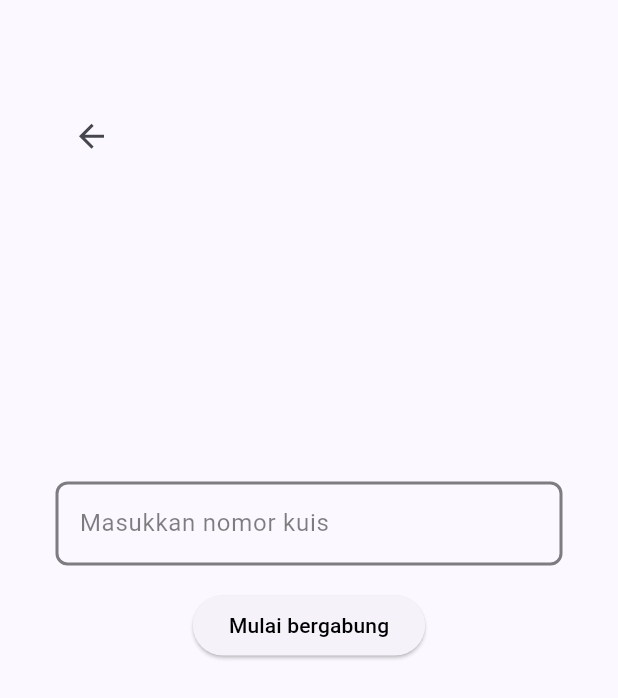
After one commit to rajul0/quiz-app, a Flutter app: the HalamanGabungKuis screen opened directly, on a phone screen of 412 x 824 dp. The commit adds this screen. Shown: the top 698 px of the screen. Run offline on Flutter 3.47's test engine with Material 3 defaults, Android fonts, the phone set to English and light mode, and no system bars; our stand-ins replace curved_navigation_bar, firebase_core, flutter_dotenv, flutter_speed_dial; accounts and stored records are empty.

Commit message:
feat: create fitur gabung dan bermain kuis

```diff
--- /dev/null
+++ b/lib/halaman/mahasiswa/halaman_kuis_mhs/halaman_gabung_kuis.dart
@@ -0,0 +1,173 @@
+import 'package:flutter/material.dart';
+import 'package:quiz_app/halaman/mahasiswa/halaman_kuis_mhs/halaman_kuis_mhs.dart';
+import 'package:quiz_app/proses/proses_kuis.dart';
+
+class HalamanGabungKuis extends StatefulWidget {
+  const HalamanGabungKuis({super.key});
+
+  @override
+  State<HalamanGabungKuis> createState() => _BerandaMahasiswaState();
+}
+
+class _BerandaMahasiswaState extends State<HalamanGabungKuis> {
+  final _formKey = GlobalKey<FormState>();
+  final _textController = TextEditingController();
+
+  String namaKuis = '';
+
+  @override
+  void dispose() {
+    _textController.dispose(); // Bersihkan controller saat widget dihancurkan
+    super.dispose();
+  }
+
+  void _gabungKuis() async {
+    if (_formKey.currentState!.validate()) {
+      // Ambil data dari TextFormField
+      final idKuis = _textController.text;
+
+      // Menampilkan dialog loading
+      showDialog(
+        context: context,
+        barrierDismissible: false, // Mencegah dialog ditutup tanpa selesai
+        builder: (context) => Center(
+          child: CircularProgressIndicator(),
+        ),
+      );
+
+      try {
+        // Proses pembuatan kuis di Firebase
+        var dataKuis = await getQuizById(idKuis);
+        print(dataKuis);
+        namaKuis = (dataKuis['nama']);
+
+        // Menutup dialog loading setelah berhasil
+        Navigator.pop(context);
+
+        // Menampilkan dialog sukses
+        showDialog(
+          context: context,
+          builder: (context) => AlertDialog(
+            title: Text('Selamat bergabung'),
+            content: Text('Nama kuis : $namaKuis'),
+            actions: [
+              TextButton(
+                onPressed: () => Navigator.pushReplacement(
+                  context,
+                  MaterialPageRoute(
+                      builder: (context) => HalamanKuisMhs(
+                            idKuis: idKuis,
+                          )),
+                ),
+                child: Text(
+                  'OK',
+                  style: TextStyle(color: Colors.black),
+                ),
+              ),
+            ],
+          ),
+        );
+      } catch (e) {
+        // Menutup dialog loading jika terjadi kesalahan
+        Navigator.pop(context);
+
+        // Menampilkan dialog error
+        showDialog(
+          context: context,
+          builder: (context) => AlertDialog(
+            title: Text('Error'),
+            content: Text('Terjadi kesalahan: $e'),
+            actions: [
+              TextButton(
+                onPressed: () => Navigator.pop(context),
+                child: Text(
+                  'Tutup',
+                  style: TextStyle(color: Colors.black),
+                ),
+              ),
+            ],
+          ),
+        );
+      }
+    }
+  }
+
+  @override
+  Widget build(BuildContext context) {
+    double screenHeight = MediaQuery.of(context).size.height;
+
+    return Scaffold(
+      body: Padding(
+          padding: EdgeInsets.symmetric(vertical: 67.0, horizontal: 37.0),
+          child: Column(
+            children: [
+              Align(
+                alignment: Alignment.topLeft,
+                child: IconButton(
+                    onPressed: () {
+                      Navigator.pop(context);
+                    },
+                    iconSize: 25.0,
+                    icon: Icon(
+                      Icons.arrow_back,
+                    )),
+              ),
+              SizedBox(
+                height: screenHeight / 4,
+              ),
+              Form(
+                key: _formKey,
+                child: Column(
+                  mainAxisAlignment: MainAxisAlignment.center,
+                  children: [
+                    TextFormField(
+                      controller: _textController,
+                      decoration: InputDecoration(
+                        labelText: 'Masukkan nomor kuis',
+                        labelStyle: TextStyle(
+                          color: Color(0xFF000000).withOpacity(0.5),
+                        ),
+                        border: OutlineInputBorder(),
+                        enabledBorder: OutlineInputBorder(
+                          borderSide: BorderSide(
+                              color: Color(0xFF000000).withOpacity(0.5),
+                              width: 2.0), // Border saat enabled
+                          borderRadius:
+                              BorderRadius.circular(8.0), // Sudut melengkung
+                        ),
+                        focusedBorder: OutlineInputBorder(
+                          borderSide: BorderSide(
+                              color: Colors.black,
+                              width: 2.0), // Border saat focused
+                          borderRadius: BorderRadius.circular(8.0),
+                        ),
+                        errorBorder: OutlineInputBorder(
+                          borderSide: BorderSide(
+                              color: Colors.red,
+                              width: 2.0), // Border saat error
+                          borderRadius: BorderRadius.circular(8.0),
+                        ),
+                      ),
+                      validator: (value) {
+                        if (value == null || value.isEmpty) {
+                          return 'Harap memasukkan nomor kuis';
+                        }
+                        return null;
+                      },
+                    ),
+                    SizedBox(height: 16.0),
+                    ElevatedButton(
+                      onPressed: _gabungKuis,
+                      child: Text(
+                        'Mulai bergabung',
+                        style: TextStyle(color: Colors.black),
+                      ),
+                    ),
+                  ],
+                ),
+              ),
+            ],
+          )),
+    );
+  }
+}
```
Also changed, not shown: lib/halaman/mahasiswa/beranda_mhs.dart (+7 -1 lines), lib/halaman/mahasiswa/halaman_kuis_mhs/halaman_bermain_kuis.dart (added, +284 -0 lines), lib/halaman/mahasiswa/halaman_kuis_mhs/halaman_kuis_mhs.dart (added, +161 -0 lines), lib/proses/proses_kuis.dart (+11 -0 lines), lib/halaman/mahasiswa/halaman_kuis_mhs/halaman_gabung_quiz.dart (deleted).
